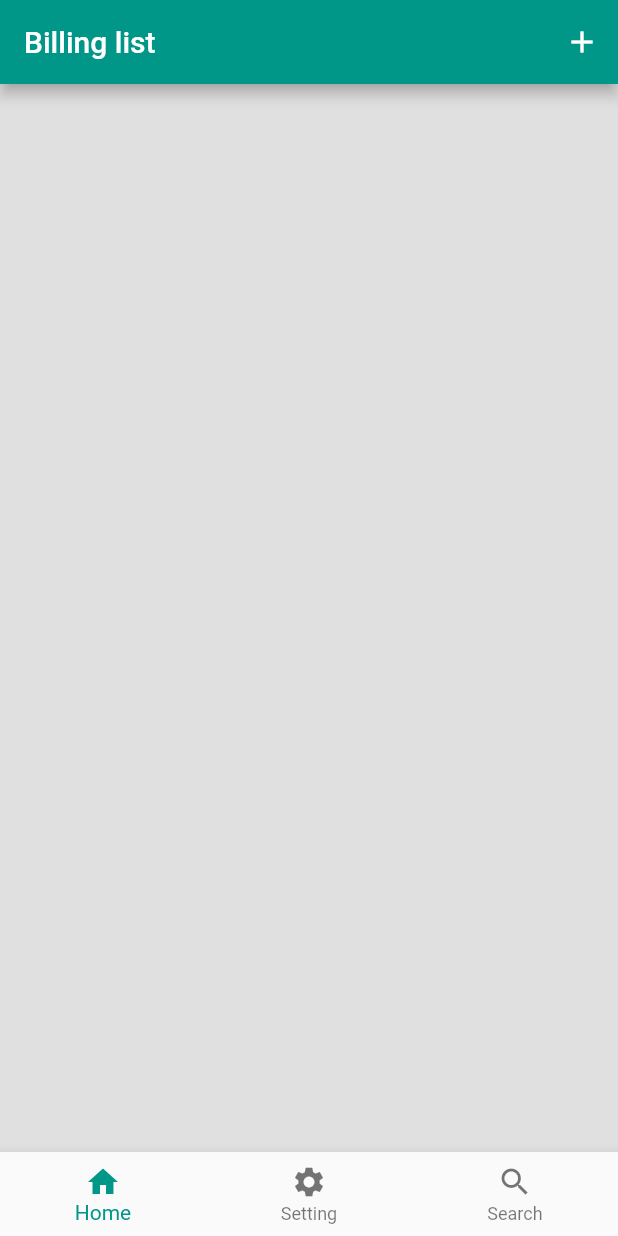
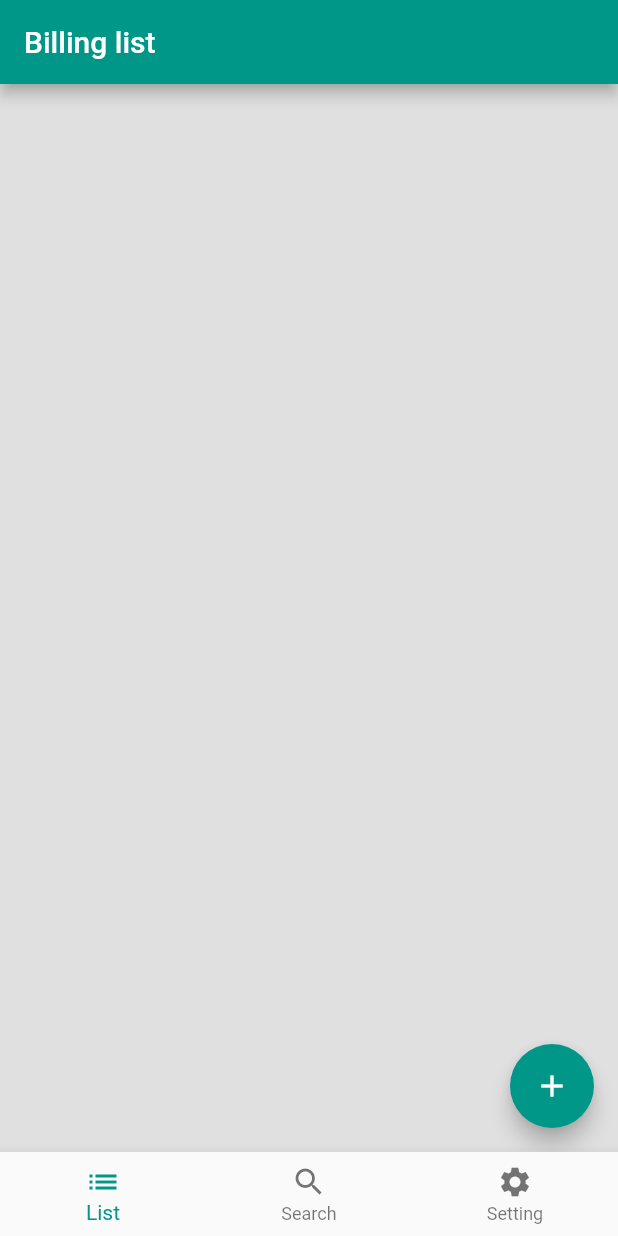
Before and after one commit to N-Yosh/BillApp, a Flutter app: the screen it shows after launch, on a phone screen of 412 x 824 dp. Run offline on Flutter 3.47's test engine with Material 2 defaults, Android fonts, the phone set to English and light mode, and no system bars.

Commit message:
List追加実装

```diff
--- a/lib/bill.dart
+++ b/lib/bill.dart
@@ -8,7 +8,7 @@ class Bill {
 
   //変数
   String person;
-  double money;
+  int money;
   DateTime createdDay;
 
   DateTime occurrenceDay;
--- /dev/null
+++ b/lib/bill_list_model.dart
@@ -0,0 +1,11 @@
+import 'package:flutter/material.dart';
+import 'bill.dart';
+
+class BillListModel extends ChangeNotifier {
+  List<Bill> bills = [];
+
+  void addBill(Bill newBill) {
+    bills.add(newBill);
+    notifyListeners();
+  }
+}
--- /dev/null
+++ b/lib/bill_list_page.dart
@@ -0,0 +1,50 @@
+import 'package:bill_app/create_bill.dart';
+import 'package:bill_app/bill_list_model.dart';
+import 'package:flutter/material.dart';
+import 'package:provider/provider.dart';
+
+class BillList extends StatelessWidget {
+  @override
+  Widget build(BuildContext context) {
+    return ChangeNotifierProvider<BillListModel>(
+      create: (context) => BillListModel(),
+      child: Consumer<BillListModel>(
+        builder: (context, model, child) {
+          final listTiles = model.bills
+              .map(
+                (e) => ListTile(
+                  leading: Text('￥' + e.money.toString(),style: TextStyle(fontSize: 30,),),
+                  title: Text(e.person),
+                  subtitle: Text('支払予定 ' + e.createdDay.toString()),
+                ),
+              )
+              .toList();
+
+          return Scaffold(
+            appBar: AppBar(
+              title: Text('Billing list'),
+            ),
+            body: Container(
+              color: Colors.grey[300],
+              child: ListView(
+                children: listTiles,
+              ),
+            ),
+            floatingActionButton: FloatingActionButton(
+              onPressed: () async {
+                var newBill = await Navigator.push(
+                  context,
+                  MaterialPageRoute(builder: (context) => CreateBill()),
+                );
+                if(newBill==null)return;
+                model.addBill(newBill);
+              },
+              tooltip: 'Increment',
+              child: Icon(Icons.add),
+            ),
+          );
+        },
+      ),
+    );
+  }
+}
--- a/lib/home.dart
+++ /dev/null
@@ -1,47 +0,0 @@
-import 'package:bill_app/create_bill.dart';
-import 'package:bill_app/home_model.dart';
-import 'package:flutter/material.dart';
-import 'package:provider/provider.dart';
-
-class Home extends StatelessWidget {
-  @override
-  Widget build(BuildContext context) {
-    return ChangeNotifierProvider<HomeModel>(
-      create: (context) => HomeModel(),
-      child: Scaffold(
-        appBar: AppBar(
-          title: Text('Billing list'),
-          actions: [
-            IconButton(icon: Icon(Icons.add),onPressed: (){
-              Navigator.push(
-                context,
-                MaterialPageRoute(builder: (context) => CreateBill()),
-              );
-            },)
-          ],
-        ),
-        body: Consumer<HomeModel>(
-          builder: (context, model, child) {
-
-            final listTiles = model.bills
-                .map(
-                  (e) => ListTile(
-                    leading: Text('￥' + e.money.toString()),
-                    title: Text(e.person),
-                    subtitle: Text('支払予定 ' + e.paymentDay.toString()),
-                  ),
-                )
-                .toList();
-
-            return Container(
-              color: Colors.grey[300],
-              child: ListView(
-                children: listTiles,
-              ),
-            );
-          },
-        ),
-      ),
-    );
-  }
-}
--- a/lib/home_model.dart
+++ /dev/null
@@ -1,7 +0,0 @@
-import 'package:flutter/material.dart';
-import 'bill.dart';
-
-class HomeModel extends ChangeNotifier{
-  List<Bill> bills =[];
-
-}
--- a/lib/main.dart
+++ b/lib/main.dart
@@ -1,8 +1,6 @@
-import 'package:bill_app/create_bill.dart';
-import 'package:bill_app/home.dart';
+import 'package:bill_app/bill_list_page.dart';
 import 'package:flutter/cupertino.dart';
 import 'package:flutter/material.dart';
-import 'package:provider/provider.dart';
 
 void main() {
   runApp(MyApp());
@@ -18,20 +16,20 @@ class MyApp extends StatelessWidget {
         visualDensity: VisualDensity.adaptivePlatformDensity,
       ),
       home: Scaffold(
-        body: Home(),
+        body: BillList(),
         bottomNavigationBar: BottomNavigationBar(
           items: const <BottomNavigationBarItem>[
             BottomNavigationBarItem(
-              icon: Icon(Icons.home),
-              label: 'Home',
+              icon: Icon(Icons.list),
+              label: 'List',
+            ),
+            BottomNavigationBarItem(
+              icon: Icon(Icons.search),
+              label: 'Search',
             ),
             BottomNavigationBarItem(
               icon: Icon(Icons.settings),
               label: 'Setting',
-            ),
-            BottomNavigationBarItem(
-              icon: Icon(Icons.search),
-              label: 'Search',
             ),
           ],
         ),
```
Also changed, not shown: lib/create_bill.dart (+24 -5 lines).
